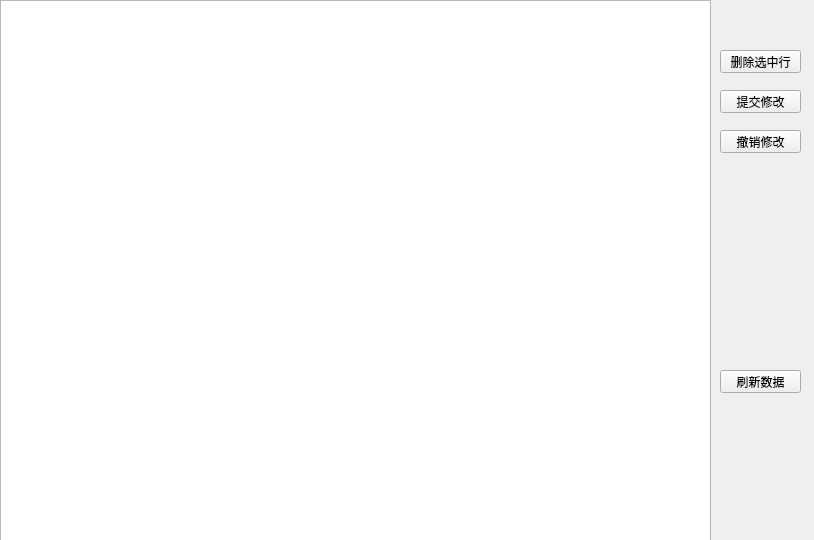
Qt form table.ui (PrinceVictor/word_training) before a commit.
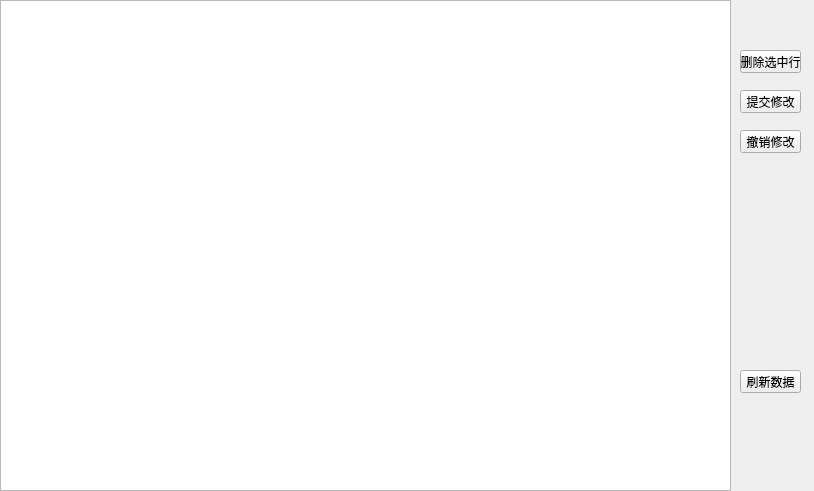
The same form after that commit.

Diff of the .ui file:
```diff
--- a/table.ui
+++ b/table.ui
@@ -7,7 +7,7 @@
     <x>0</x>
     <y>0</y>
     <width>814</width>
-    <height>540</height>
+    <height>491</height>
    </rect>
   </property>
   <property name="windowTitle">
@@ -18,17 +18,17 @@
     <rect>
      <x>0</x>
      <y>0</y>
-     <width>711</width>
-     <height>541</height>
+     <width>731</width>
+     <height>491</height>
     </rect>
    </property>
   </widget>
   <widget class="QPushButton" name="delete_2">
    <property name="geometry">
     <rect>
-     <x>720</x>
+     <x>740</x>
      <y>50</y>
-     <width>81</width>
+     <width>61</width>
      <height>23</height>
     </rect>
    </property>
@@ -39,9 +39,9 @@
   <widget class="QPushButton" name="motify">
    <property name="geometry">
     <rect>
-     <x>720</x>
+     <x>740</x>
      <y>90</y>
-     <width>81</width>
+     <width>61</width>
      <height>23</height>
     </rect>
    </property>
@@ -52,9 +52,9 @@
   <widget class="QPushButton" name="revert">
    <property name="geometry">
     <rect>
-     <x>720</x>
+     <x>740</x>
      <y>130</y>
-     <width>81</width>
+     <width>61</width>
      <height>23</height>
     </rect>
    </property>
@@ -65,9 +65,9 @@
   <widget class="QPushButton" name="revert_2">
    <property name="geometry">
     <rect>
-     <x>720</x>
+     <x>740</x>
      <y>370</y>
-     <width>81</width>
+     <width>61</width>
      <height>23</height>
     </rect>
    </property>
```
